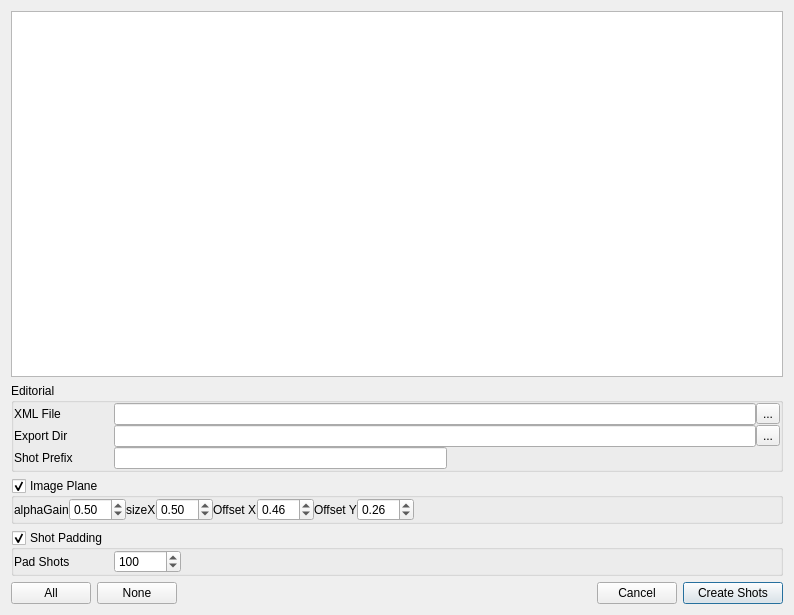
The window that module/wildchildanimation/gui/forms/maya/sequence_shot_table_dialog.ui (dearyangyu/swing) describes before a commit, drawn with Qt 5.
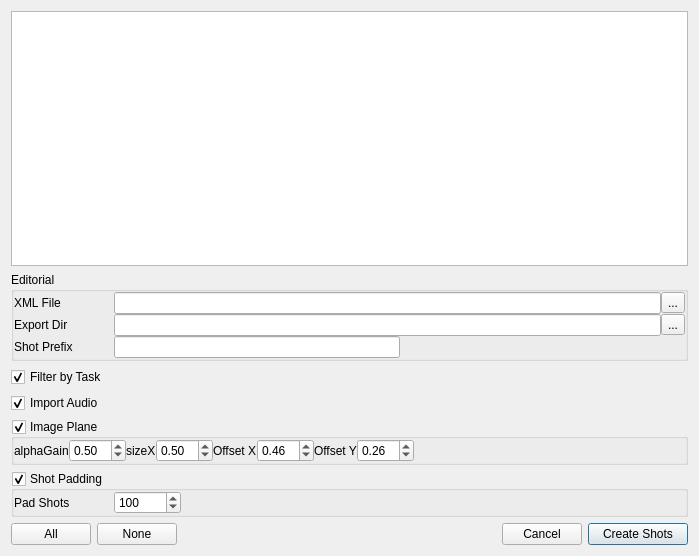
The same window after the commit.

```diff
--- a/module/wildchildanimation/gui/forms/maya/sequence_shot_table_dialog.ui
+++ b/module/wildchildanimation/gui/forms/maya/sequence_shot_table_dialog.ui
@@ -6,8 +6,8 @@
    <rect>
     <x>0</x>
     <y>0</y>
-    <width>794</width>
-    <height>615</height>
+    <width>699</width>
+    <height>556</height>
    </rect>
   </property>
   <property name="windowTitle">
@@ -50,7 +50,7 @@
           </property>
           <property name="maximumSize">
            <size>
-            <width>100</width>
+            <width>60</width>
             <height>16777215</height>
            </size>
           </property>
@@ -83,7 +83,7 @@
           </property>
           <property name="maximumSize">
            <size>
-            <width>100</width>
+            <width>60</width>
             <height>16777215</height>
            </size>
           </property>
@@ -116,7 +116,7 @@
           </property>
           <property name="maximumSize">
            <size>
-            <width>100</width>
+            <width>60</width>
             <height>16777215</height>
            </size>
           </property>
@@ -146,6 +146,26 @@
      </layout>
     </widget>
    </item>
+   <item>
+    <widget class="QCheckBox" name="checkBoxFilterTask">
+     <property name="text">
+      <string>Filter by Task</string>
+     </property>
+     <property name="checked">
+      <bool>true</bool>
+     </property>
+    </widget>
+   </item>
+   <item>
+    <widget class="QCheckBox" name="checkBoxImportAudio">
+     <property name="text">
+      <string>Import Audio </string>
+     </property>
+     <property name="checked">
+      <bool>true</bool>
+     </property>
+    </widget>
+   </item>
    <item>
     <widget class="QGroupBox" name="groupBoxImagePlane">
      <property name="title">
@@ -286,7 +306,7 @@
           </property>
           <property name="maximumSize">
            <size>
-            <width>100</width>
+            <width>60</width>
             <height>16777215</height>
            </size>
           </property>
```
